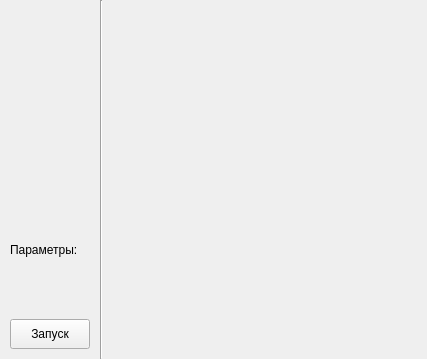
The window that interface/ui/MainWindow.ui (ddxdydz/RQ-system-modeling) describes before a commit, drawn with Qt 5.
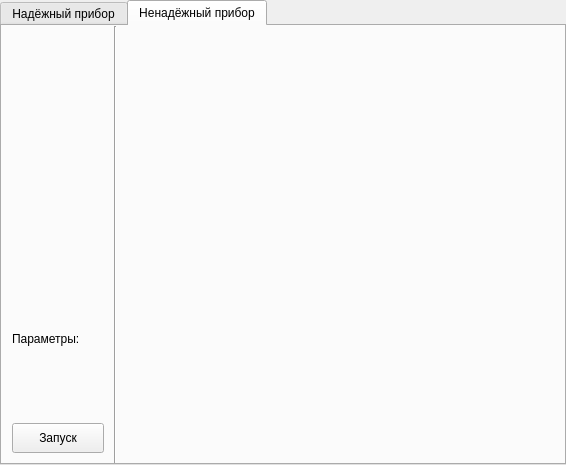
The same window after the commit. The open tabs and pages were chosen to show the change.

What changed in the file:
```diff
--- a/interface/ui/MainWindow.ui
+++ b/interface/ui/MainWindow.ui
@@ -6,17 +6,15 @@
    <rect>
     <x>0</x>
     <y>0</y>
-    <width>427</width>
-    <height>359</height>
+    <width>566</width>
+    <height>465</height>
    </rect>
   </property>
   <property name="windowTitle">
    <string>MainWindow</string>
   </property>
-  <property name="styleSheet">
-   <string notr="true">QMainWindow {
-	background-color: &quot;white&quot;;
-}</string>
+  <property name="tabShape">
+   <enum>QTabWidget::Rounded</enum>
   </property>
   <widget class="QWidget" name="centralwidget">
    <layout class="QHBoxLayout" name="horizontalLayout_2">
@@ -36,7 +34,37 @@
      <number>0</number>
     </property>
     <item>
-     <layout class="QHBoxLayout" name="horizontalLayout" stretch="1,0,4">
+     <widget class="QTabWidget" name="tabWidget">
+      <property name="currentIndex">
+       <number>0</number>
+      </property>
+      <widget class="QWidget" name="tab1">
+       <attribute name="title">
+        <string>Надёжный прибор</string>
+       </attribute>
+       <layout class="QHBoxLayout" name="horizontalLayout_3">
+        <property name="spacing">
+         <number>0</number>
+        </property>
+        <property name="leftMargin">
+         <number>0</number>
+        </property>
+        <property name="topMargin">
+         <number>0</number>
+        </property>
+        <property name="rightMargin">
+         <number>0</number>
+        </property>
+        <property name="bottomMargin">
+         <number>0</number>
+        </property>
+        <item>
+         <layout class="QHBoxLayout" name="horizontalLayout_tab">
+          <property name="spacing">
+           <number>0</number>
+          </property>
+          <item>
+           <layout class="QHBoxLayout" name="horizontalLayout_main" stretch="1,0,4">
       <property name="spacing">
        <number>0</number>
       </property>
@@ -182,7 +210,7 @@
        </widget>
       </item>
       <item>
-       <layout class="QVBoxLayout" name="verticalLayout_graphic_widgets">
+             <layout class="QVBoxLayout" name="layout_graphics_tab1">
         <property name="leftMargin">
          <number>10</number>
         </property>
@@ -195,6 +223,202 @@
        </layout>
       </item>
      </layout>
+          </item>
+         </layout>
+        </item>
+       </layout>
+      </widget>
+      <widget class="QWidget" name="tab2">
+       <attribute name="title">
+        <string>Ненадёжный прибор</string>
+       </attribute>
+       <layout class="QHBoxLayout" name="horizontalLayout_6">
+        <property name="spacing">
+         <number>0</number>
+        </property>
+        <property name="leftMargin">
+         <number>0</number>
+        </property>
+        <property name="topMargin">
+         <number>0</number>
+        </property>
+        <property name="rightMargin">
+         <number>0</number>
+        </property>
+        <property name="bottomMargin">
+         <number>0</number>
+        </property>
+        <item>
+         <layout class="QHBoxLayout" name="horizontalLayout_tab_2">
+          <property name="spacing">
+           <number>0</number>
+          </property>
+          <item>
+           <layout class="QHBoxLayout" name="horizontalLayout_main_2" stretch="1,0,4">
+            <property name="spacing">
+             <number>0</number>
+            </property>
+            <item>
+             <layout class="QVBoxLayout" name="verticalLayout_input_layout_2" stretch="1,3,1,1">
+              <property name="leftMargin">
+               <number>10</number>
+              </property>
+              <property name="topMargin">
+               <number>10</number>
+              </property>
+              <property name="rightMargin">
+               <number>10</number>
+              </property>
+              <property name="bottomMargin">
+               <number>10</number>
+              </property>
+              <item>
+               <spacer name="verticalSpacer_4">
+                <property name="orientation">
+                 <enum>Qt::Vertical</enum>
+                </property>
+                <property name="sizeHint" stdset="0">
+                 <size>
+                  <width>20</width>
+                  <height>40</height>
+                 </size>
+                </property>
+               </spacer>
+              </item>
+              <item>
+               <layout class="QVBoxLayout" name="layout_parameters_tab2">
+                <property name="spacing">
+                 <number>8</number>
+                </property>
+                <item>
+                 <spacer name="verticalSpacer_5">
+                  <property name="orientation">
+                   <enum>Qt::Vertical</enum>
+                  </property>
+                  <property name="sizeHint" stdset="0">
+                   <size>
+                    <width>20</width>
+                    <height>40</height>
+                   </size>
+                  </property>
+                 </spacer>
+                </item>
+                <item>
+                 <widget class="QLabel" name="label_parameters_2">
+                  <property name="text">
+                   <string>Параметры:</string>
+                  </property>
+                 </widget>
+                </item>
+               </layout>
+              </item>
+              <item>
+               <spacer name="verticalSpacer_6">
+                <property name="orientation">
+                 <enum>Qt::Vertical</enum>
+                </property>
+                <property name="sizeHint" stdset="0">
+                 <size>
+                  <width>20</width>
+                  <height>40</height>
+                 </size>
+                </property>
+               </spacer>
+              </item>
+              <item>
+               <widget class="QPushButton" name="launch_button_tab2">
+                <property name="enabled">
+                 <bool>true</bool>
+                </property>
+                <property name="sizePolicy">
+                 <sizepolicy hsizetype="Minimum" vsizetype="Fixed">
+                  <horstretch>0</horstretch>
+                  <verstretch>0</verstretch>
+                 </sizepolicy>
+                </property>
+                <property name="minimumSize">
+                 <size>
+                  <width>0</width>
+                  <height>30</height>
+                 </size>
+                </property>
+                <property name="cursor">
+                 <cursorShape>PointingHandCursor</cursorShape>
+                </property>
+                <property name="styleSheet">
+                 <string notr="true">#pushButton {
+  border: 1px solid#adadad;
+  background-color: rgb(225, 225, 225);
+  color: rgb(0, 0, 0);
+}
+
+#pushButton:hover {
+  border: 1px solid#0078d7;
+  background-color: rgb(229, 241, 251);
+  color: rgb(0, 0, 0);
+}
+
+#pushButton:pressed {  
+  border: 1px solid#005499;
+  background-color: rgb(204, 228, 247);
+  color: rgb(0, 0, 0);
+}</string>
+                </property>
+                <property name="text">
+                 <string>Запуск</string>
+                </property>
+                <property name="checkable">
+                 <bool>false</bool>
+                </property>
+                <property name="checked">
+                 <bool>false</bool>
+                </property>
+                <property name="autoRepeat">
+                 <bool>false</bool>
+                </property>
+                <property name="autoExclusive">
+                 <bool>false</bool>
+                </property>
+                <property name="autoDefault">
+                 <bool>false</bool>
+                </property>
+                <property name="default">
+                 <bool>false</bool>
+                </property>
+                <property name="flat">
+                 <bool>false</bool>
+                </property>
+               </widget>
+              </item>
+             </layout>
+            </item>
+            <item>
+             <widget class="Line" name="line_2">
+              <property name="orientation">
+               <enum>Qt::Vertical</enum>
+              </property>
+             </widget>
+            </item>
+            <item>
+             <layout class="QVBoxLayout" name="layout_graphics_tab2">
+              <property name="leftMargin">
+               <number>10</number>
+              </property>
+              <property name="rightMargin">
+               <number>16</number>
+              </property>
+              <property name="bottomMargin">
+               <number>5</number>
+              </property>
+             </layout>
+            </item>
+           </layout>
+          </item>
+         </layout>
+        </item>
+       </layout>
+      </widget>
+     </widget>
     </item>
    </layout>
   </widget>
```
Left out of the diff: 4 changed lines with no effect on the pictures. Lines whose indentation alone changed are shown as unchanged.
